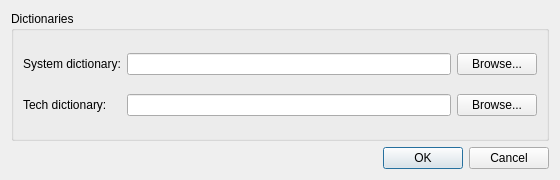
mwales-ai/utilities, file booktitlecase/SettingsDialog.ui: the form before one commit.
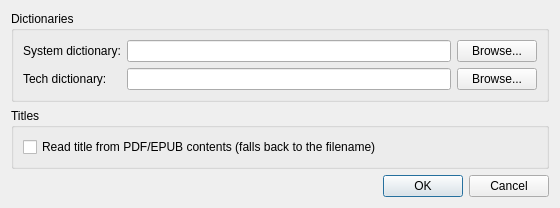
The form after the commit.

Commit message: Read embedded book title from EPUB/PDF contents

```diff
--- a/booktitlecase/SettingsDialog.ui
+++ b/booktitlecase/SettingsDialog.ui
@@ -57,6 +57,25 @@
      </layout>
     </widget>
    </item>
+   <item>
+    <widget class="QGroupBox" name="theMetadataGroup">
+     <property name="title">
+      <string>Titles</string>
+     </property>
+     <layout class="QVBoxLayout" name="theMetadataLayout">
+      <item>
+       <widget class="QCheckBox" name="theUseEmbeddedCheck">
+        <property name="text">
+         <string>Read title from PDF/EPUB contents (falls back to the filename)</string>
+        </property>
+        <property name="toolTip">
+         <string>When on, the suggested name comes from the title stored inside the document instead of guessing from the filename. Requires unzip (EPUB) and pdfinfo (PDF).</string>
+        </property>
+       </widget>
+      </item>
+     </layout>
+    </widget>
+   </item>
    <item>
     <widget class="QDialogButtonBox" name="theButtonBox">
      <property name="orientation">
```
The commit also changes 9 other files.
